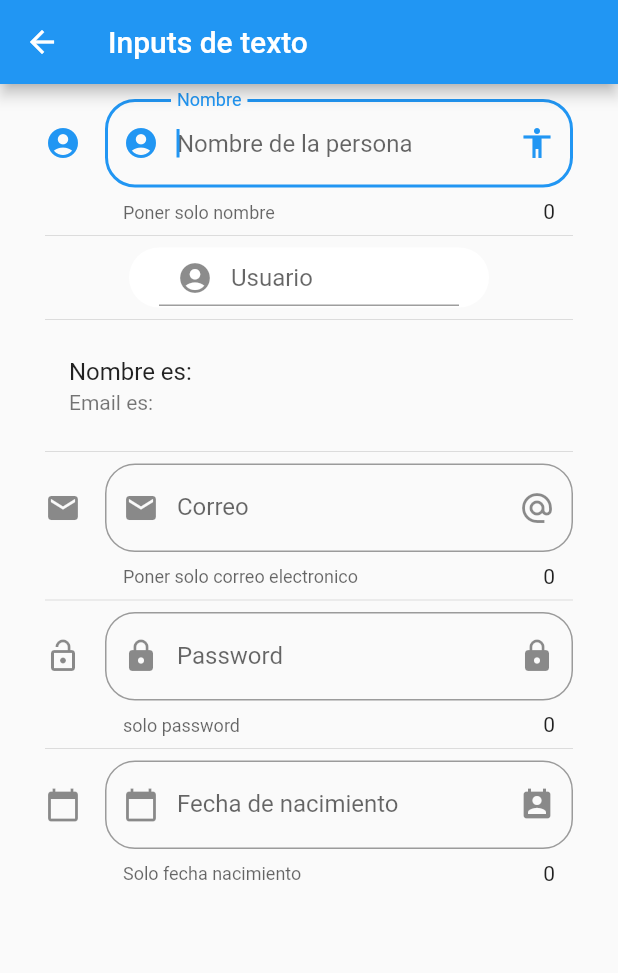
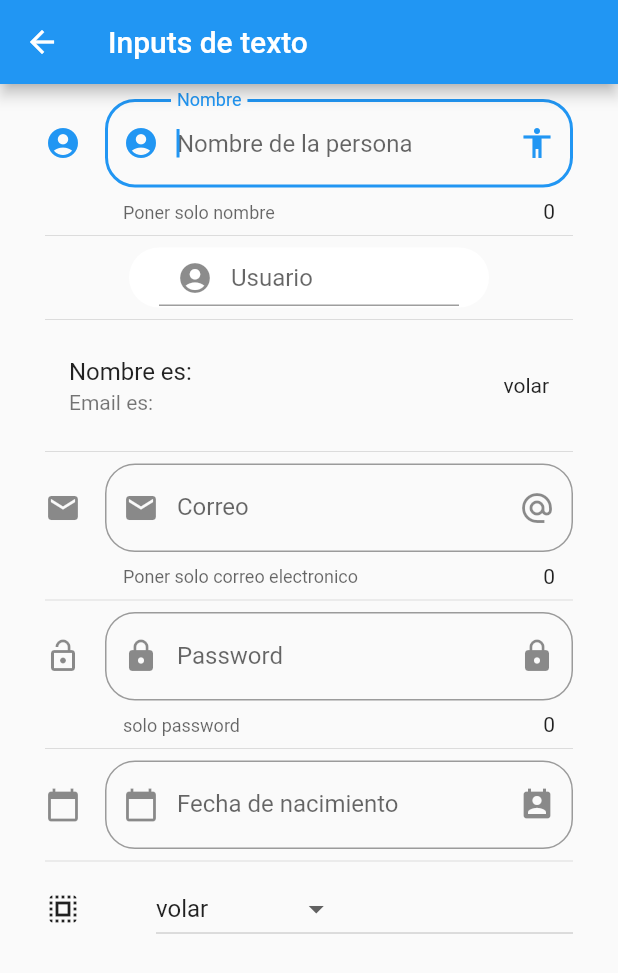
Before and after one commit to lpipeal/flutter_componentes_final, a Flutter app: the InputPage screen opened by its route, on a phone screen of 412 x 824 dp. Shown: the top 973 px of the screen. Run offline on Flutter 3.47's test engine with Material 2 defaults, Android fonts, the phone set to English and light mode, and no system bars.

Commit message:
creacion de dropdown

```diff
--- a/lib/src/pages/input_page.dart
+++ b/lib/src/pages/input_page.dart
@@ -14,6 +14,9 @@ class _InputPageState extends State<InputPage> {
    String _email= '';
    String _password= '';
    String _fecha= '';
+   String _opcionSeleccionada='volar';
+
+   List <String>_poderes = ['volar','Rayos X', 'Super Aliento','Super Fuerza'];
 
    TextEditingController _inputFieldDateController = new TextEditingController();
 
@@ -45,6 +48,9 @@ class _InputPageState extends State<InputPage> {
                     _crearPassword(),
                     Divider(),
                     _crearDatePicker(context),
+                    Divider(),
+                    _crearDropDown(),
+
 
                 ],
             ),
@@ -86,6 +92,7 @@ class _InputPageState extends State<InputPage> {
 
         title: Text('Nombre es: $_nombre'),
         subtitle: Text('Email es: $_email'),
+        trailing: Text(_opcionSeleccionada),
 
       );
 
@@ -178,10 +185,8 @@ class _InputPageState extends State<InputPage> {
             border: OutlineInputBorder(
               borderRadius: BorderRadius.circular(20),
             ),
-            counter: Text('${_nombre.length}'),
             hintText: 'Fecha de nacimiento',
             labelText: 'Fecha de nacimiento',
-            helperText: 'Solo fecha nacimiento',
             suffixIcon: Icon(Icons.perm_contact_calendar),
             icon: Icon(Icons.calendar_today),
             prefixIcon: Icon(Icons.calendar_today),
@@ -207,9 +212,43 @@ class _InputPageState extends State<InputPage> {
          _inputFieldDateController.text=_fecha;
        });
      }
-
-
-
   }
 
+  List<DropdownMenuItem<String>>getOpcionesDropdown(){
+
+    List<DropdownMenuItem<String>> lista = new List();
+      _poderes.forEach((poder) {
+          lista.add(DropdownMenuItem(
+            child: Text(poder),
+            value: poder,
+          ));
+      });
+
+      return lista;
+  }
+
+  Widget _crearDropDown(){
+
+     return Row(
+       children: <Widget>[
+         Icon(Icons.select_all),
+         SizedBox(width: 50,),
+            Expanded(
+                    child: DropdownButton(
+                    items: getOpcionesDropdown(),
+                    value: _opcionSeleccionada,
+                    onChanged: (opt){
+                    setState(() {
+                      _opcionSeleccionada=opt;
+                     print(opt);
+                    });
+
+                },
+           ),
+         ),
+       ],
+     );
+
+   }
+
 }
```
